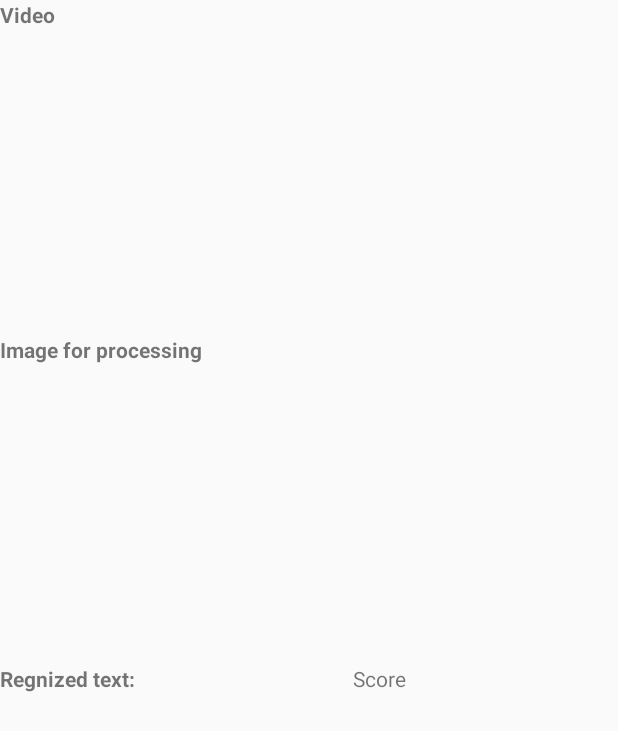
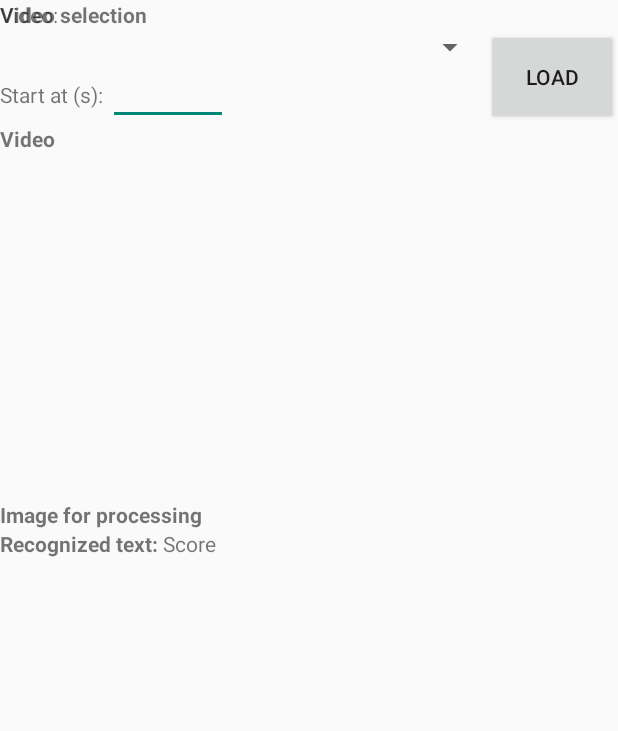
Before and after one commit to UelitonFreitas/ScoreNotification, an Android app: the screen it shows after launch (MainActivity), on a phone screen of 412 x 824 dp. Shown: the top 731 px of the screen. Run offline under Robolectric (Android 15) with nearby library versions, the light colour scheme and no system bars; libraries missing offline, so code that uses them is left out: com.globo.video, io.clappr.player; 8 statements that could not run were skipped.

Commit message:
feat(layout): update to ConstraintLayout

```diff
--- a/app/src/main/res/layout/activity_main.xml
+++ b/app/src/main/res/layout/activity_main.xml
@@ -1,55 +1,127 @@
 <?xml version="1.0" encoding="utf-8"?>
-<LinearLayout xmlns:android="http://schemas.android.com/apk/res/android"
+<android.support.constraint.ConstraintLayout xmlns:android="http://schemas.android.com/apk/res/android"
+    xmlns:app="http://schemas.android.com/apk/res-auto"
+    xmlns:tools="http://schemas.android.com/tools"
+    android:id="@+id/linearLayout"
     android:layout_width="match_parent"
-    android:layout_height="match_parent"
-    android:orientation="vertical" >
+    android:layout_height="match_parent">
+
+    <TextView
+        android:id="@+id/text_view_selection"
+        android:layout_width="0dp"
+        android:layout_height="wrap_content"
+        android:text="Video selection"
+        android:textStyle="bold"
+        app:layout_constraintEnd_toEndOf="parent"
+        app:layout_constraintStart_toStartOf="parent"
+        app:layout_constraintTop_toTopOf="parent" />
+
+
+    <TextView
+        android:id="@+id/textView"
+        android:layout_width="wrap_content"
+        android:layout_height="wrap_content"
+        android:text="Video: "
+        app:layout_constraintEnd_toStartOf="@+id/video_spinner"
+        app:layout_constraintStart_toStartOf="parent"
+        app:layout_constraintBaseline_toBaselineOf="@+id/video_spinner" />
+
+    <Spinner
+        android:id="@+id/video_spinner"
+        android:layout_width="0dp"
+        android:layout_height="wrap_content"
+        app:layout_constraintEnd_toStartOf="@+id/button"
+        app:layout_constraintStart_toEndOf="@+id/textView"
+        app:layout_constraintTop_toBottomOf="@+id/text_view_selection" />
+
+
+    <TextView
+        android:id="@+id/textView2"
+        android:layout_width="wrap_content"
+        android:layout_height="wrap_content"
+        android:text="Start at (s): "
+        app:layout_constraintBaseline_toBaselineOf="@+id/edit_text_start"
+        app:layout_constraintStart_toStartOf="parent" />
+
+    <EditText
+        android:id="@+id/edit_text_start"
+        android:layout_width="wrap_content"
+        android:layout_height="wrap_content"
+        android:ems="5"
+        android:inputType="number"
+        android:maxLength="5"
+        android:textSize="14sp"
+        app:layout_constraintStart_toEndOf="@+id/textView2"
+        app:layout_constraintTop_toBottomOf="@+id/video_spinner" />
+
+
+    <Button
+        android:id="@+id/button"
+        android:layout_width="wrap_content"
+        android:layout_height="0dp"
+        android:onClick="loadClicked"
+        android:text="Load"
+        app:layout_constraintBottom_toBottomOf="@+id/edit_text_start"
+        app:layout_constraintEnd_toEndOf="parent"
+        app:layout_constraintStart_toEndOf="@+id/video_spinner"
+        app:layout_constraintTop_toBottomOf="@+id/text_view_selection" />
+
 
     <TextView
         android:id="@+id/text_view_video_title"
-        android:layout_width="match_parent"
+        android:layout_width="0dp"
         android:layout_height="wrap_content"
+        android:layout_marginTop="10dp"
         android:text="Video"
-        android:textStyle="bold" />
+        android:textStyle="bold"
+        app:layout_constraintEnd_toEndOf="parent"
+        app:layout_constraintStart_toStartOf="parent"
+        app:layout_constraintTop_toBottomOf="@+id/textView2" />
 
     <FrameLayout
         android:id="@+id/player_container"
         android:layout_width="match_parent"
-        android:layout_height="204dp" >
-
-    </FrameLayout>
+        android:layout_height="0dp"
+        app:layout_constraintDimensionRatio="16:9"
+        app:layout_constraintEnd_toEndOf="parent"
+        app:layout_constraintStart_toStartOf="parent"
+        app:layout_constraintTop_toBottomOf="@+id/text_view_video_title"/>
 
     <TextView
         android:id="@+id/text_view_image_title"
         android:layout_width="wrap_content"
         android:layout_height="wrap_content"
         android:text="Image for processing"
-        android:textStyle="bold" />
+        android:textStyle="bold"
+        app:layout_constraintTop_toBottomOf="@+id/player_container"
+        app:layout_constraintStart_toStartOf="parent" />
 
     <ImageView
         android:id="@+id/imageView"
-        android:layout_width="match_parent"
-        android:layout_height="200dp"
-        />
+        android:layout_width="wrap_content"
+        android:layout_height="wrap_content"
+        app:layout_constraintEnd_toEndOf="parent"
+        app:layout_constraintStart_toStartOf="parent"
+        app:layout_constraintTop_toBottomOf="@+id/text_view_image_title" />
 
-    <LinearLayout
-        android:layout_width="match_parent"
-        android:layout_height="match_parent"
-        android:orientation="horizontal">
 
     <TextView
         android:id="@+id/text_view_score_title"
         android:layout_width="wrap_content"
         android:layout_height="wrap_content"
-            android:text="Regnized text: "
-            android:textStyle="bold" />
+        android:text="Recognized text: "
+        android:textStyle="bold"
+        app:layout_constraintStart_toStartOf="parent"
+        app:layout_constraintTop_toBottomOf="@+id/imageView"/>
 
     <TextView
         android:id="@+id/text_view_score"
-            android:layout_width="match_parent"
+        android:layout_width="0dp"
         android:layout_height="wrap_content"
         android:gravity="center"
-            android:text="Score" />
+        android:text="Score"
+        app:layout_constraintStart_toEndOf="@+id/text_view_score_title"
+        app:layout_constraintTop_toTopOf="@+id/text_view_score_title" />
 
-    </LinearLayout>
 
-</LinearLayout>
+</android.support.constraint.ConstraintLayout>
```
Lines whose indentation alone changed are shown as unchanged.
